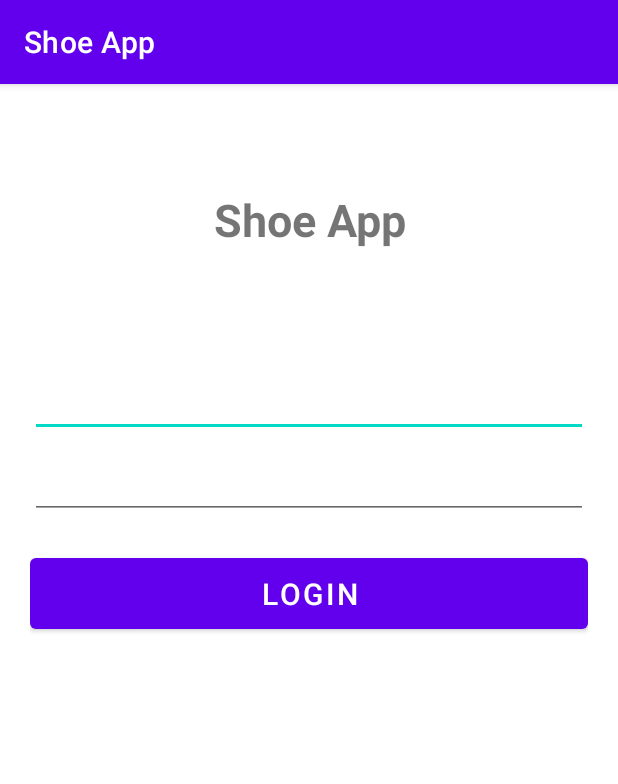
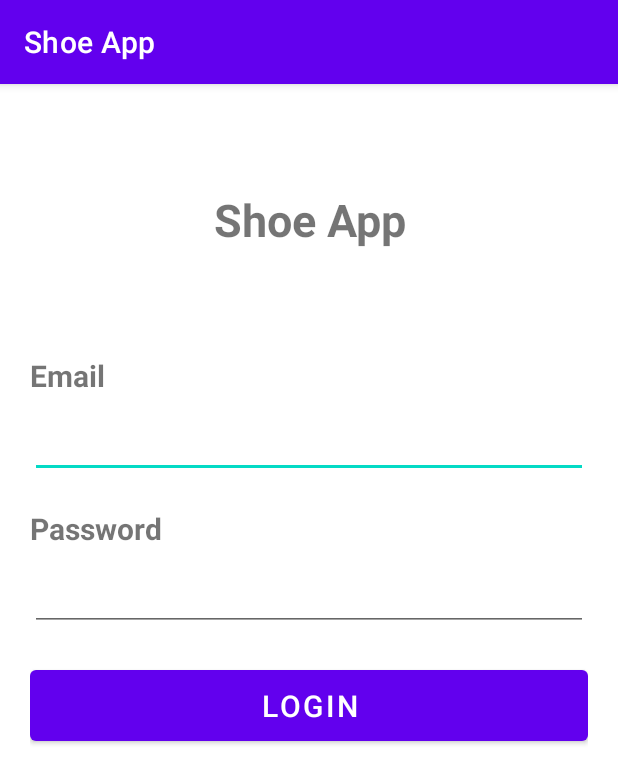
Before and after one commit to josephmaged/ShoeApp-Android-FWD, an Android app: the screen it shows after launch (MainActivity), on a phone screen of 412 x 824 dp. Shown: the top 784 px of the screen. Run offline under Robolectric (Android 15) with nearby library versions, the phone set to English and light mode, and no system bars; our stand-ins replace data binding.

Commit message:
fix some UI in Login Screen

```diff
--- a/app/src/main/res/layout/fragment_login.xml
+++ b/app/src/main/res/layout/fragment_login.xml
@@ -26,19 +26,36 @@
                 android:paddingTop="70dp"
                 android:paddingBottom="70dp" />
 
+            <TextView
+                android:id="@+id/textView4"
+                android:layout_width="wrap_content"
+                android:layout_height="wrap_content"
+                android:text="@string/email"
+                android:textSize="20sp"
+                android:textStyle="bold"/>
+
             <EditText
                 android:id="@+id/editTextEmailAddress"
                 android:layout_width="match_parent"
                 android:layout_height="wrap_content"
                 android:inputType="textEmailAddress"
-                android:paddingBottom="20dp"/>
+                android:paddingBottom="20dp" />
+
+            <TextView
+                android:id="@+id/textView5"
+                android:layout_width="wrap_content"
+                android:layout_height="wrap_content"
+                android:text="@string/password"
+                android:textSize="20sp"
+                android:textStyle="bold"
+                android:paddingTop="20dp"/>
 
             <EditText
                 android:id="@+id/editTextPassword"
                 android:layout_width="match_parent"
                 android:layout_height="wrap_content"
                 android:inputType="textPassword"
-                android:paddingBottom="20dp"/>
+                android:paddingBottom="20dp" />
 
             <Button
                 android:id="@+id/btnLogin"
--- a/app/src/main/res/values/strings.xml
+++ b/app/src/main/res/values/strings.xml
@@ -1,4 +1,6 @@
 <resources>
     <string name="app_name">Shoe App</string>
     <string name="hello_blank_fragment">Hello Blank Fragment</string>
+    <string name="password">Password</string>
+    <string name="email">Email</string>
 </resources>
```
